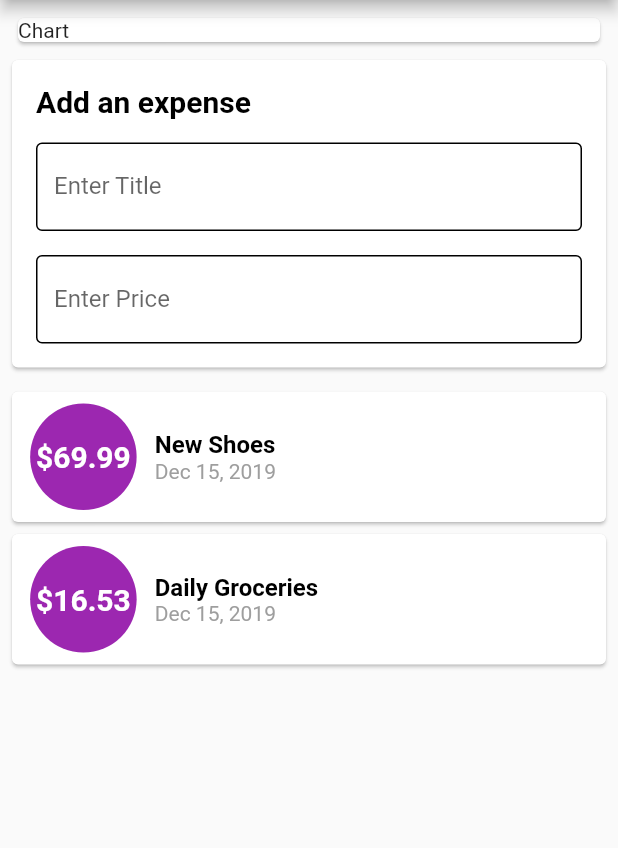
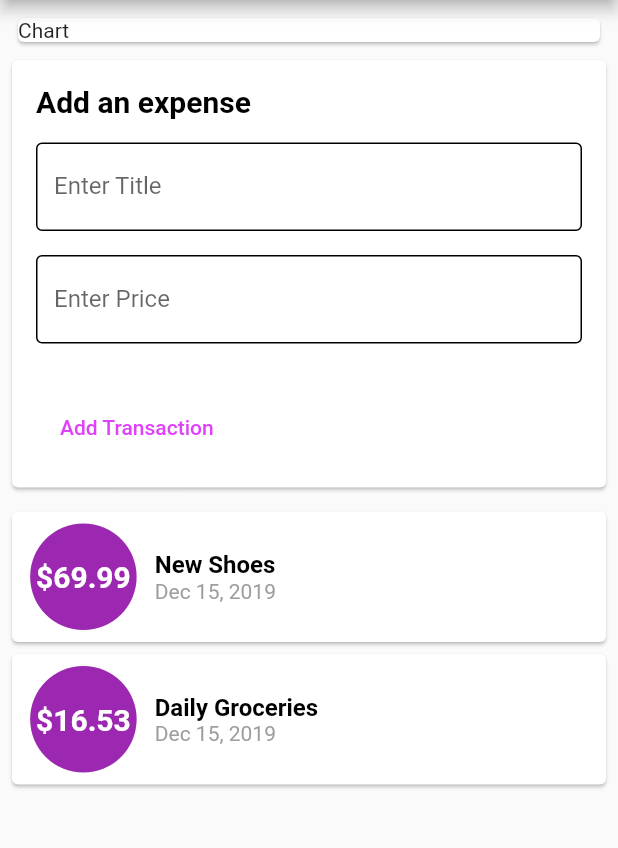
Before and after one commit to Zireael26/PersonalExpenses, a Flutter app: the screen it shows after launch, on a phone screen of 412 x 824 dp, the part 84-932 px from its top. Run offline on Flutter 3.47's test engine with Material 2 defaults, Android fonts, the phone set to English and light mode, and no system bars.

Commit message:
Added Functionnlity to add new transaction

```diff
--- a/lib/main.dart
+++ b/lib/main.dart
@@ -1,7 +1,7 @@
 import 'package:flutter/material.dart';
+import 'package:personal_expenses/widgets/transaction_list.dart';
+import 'package:personal_expenses/widgets/user_transactions.dart';
 
-import './models/transaction.dart';
-import './widgets/transaction_item.dart';
 import './pages/add_item.dart';
 
 void main() => runApp(MyApp());
@@ -19,28 +19,15 @@ class MyApp extends StatelessWidget {
   }
 }
 
-class MyHomePage extends StatefulWidget {
+class MyHomePage extends StatelessWidget {
   final String title;
 
   MyHomePage({Key key, this.title}) : super(key: key);
-
-  @override
-  _MyHomePageState createState() => _MyHomePageState();
-}
-
-class _MyHomePageState extends State<MyHomePage> {
-  final List<Transaction> transactions = [
-    Transaction(
-        id: 't1', title: 'New Shoes', amount: 69.99, date: DateTime.now()),
-    Transaction(
-        id: 't2', title: 'Daily Groceries', amount: 16.53, date: DateTime.now())
-  ];
-
   @override
   Widget build(BuildContext context) {
     return Scaffold(
       appBar: AppBar(
-        title: Text(widget.title),
+        title: Text(title),
       ),
       body: Container(
         width: MediaQuery.of(context).size.width,
@@ -56,12 +43,7 @@ class _MyHomePageState extends State<MyHomePage> {
                   child: Text("Chart"),
                 ),
               ),
-              AddItem(),
-              Column(
-                children: transactions.map((tx) {
-                  return TransationItem(tx);
-                }).toList(),
-              ),
+              UserTransactions(),
             ],
           ),
         ),
--- a/lib/pages/add_item.dart
+++ b/lib/pages/add_item.dart
@@ -3,6 +3,12 @@ import 'package:flutter/material.dart';
 import 'package:personal_expenses/widgets/custom_textfield.dart';
 
 class AddItem extends StatelessWidget {
+  final TextEditingController titleController;
+  final TextEditingController amountController;
+  final Function onAddItem;
+
+  AddItem({this.titleController, this.amountController, this.onAddItem});
+
   @override
   Widget build(BuildContext context) {
     return Card(
@@ -22,9 +28,25 @@ class AddItem extends StatelessWidget {
               ),
             ),
             Container(height: 16.0),
-            CustomTextField("Enter Title"),
+            CustomTextField(
+              label: "Enter Title",
+              inputType: TextInputType.text,
+              controller: titleController,
+            ),
             Container(height: 16.0),
-            CustomTextField("Enter Price"),
+            CustomTextField(
+              label: "Enter Price",
+              inputType: TextInputType.number,
+              controller: amountController,
+            ),
+            Padding(
+              padding: EdgeInsets.all(16.0),
+            ),
+            MaterialButton(
+              child: Text('Add Transaction'),
+              textColor: Colors.purpleAccent,
+              onPressed: onAddItem,
+            ),
           ],
         ),
       ),
--- a/lib/widgets/custom_textfield.dart
+++ b/lib/widgets/custom_textfield.dart
@@ -2,8 +2,10 @@ import 'package:flutter/material.dart';
 
 class CustomTextField extends StatelessWidget {
   final String label;
+  final TextInputType inputType;
+  final TextEditingController controller;
 
-  CustomTextField(this.label);
+  CustomTextField({this.label, this.inputType, this.controller});
 
   @override
   Widget build(BuildContext context) {
@@ -22,6 +24,8 @@ class CustomTextField extends StatelessWidget {
         ),
         labelText: label,
       ),
+      keyboardType: inputType,
+      controller: controller,
     );
   }
 }
--- /dev/null
+++ b/lib/widgets/transaction_list.dart
@@ -0,0 +1,19 @@
+import 'package:flutter/material.dart';
+
+import '../models/transaction.dart';
+import './transaction_item.dart';
+
+class TransactionList extends StatelessWidget {
+  final List<Transaction> _transactions;
+
+  TransactionList(this._transactions);
+
+  @override
+  Widget build(BuildContext context) {
+    return Column(
+      children: _transactions.map((tx) {
+        return TransationItem(tx);
+      }).toList(),
+    );
+  }
+}
--- /dev/null
+++ b/lib/widgets/user_transactions.dart
@@ -0,0 +1,53 @@
+import 'package:flutter/material.dart';
+
+import '../models/transaction.dart';
+import '../pages/add_item.dart';
+import './transaction_list.dart';
+
+class UserTransactions extends StatefulWidget {
+  @override
+  _UserTransactionsState createState() => _UserTransactionsState();
+}
+
+class _UserTransactionsState extends State<UserTransactions> {
+  TextEditingController titleController = TextEditingController();
+  TextEditingController amountController = TextEditingController();
+
+  final List<Transaction> _transactions = [
+    Transaction(
+        id: 't1', title: 'New Shoes', amount: 69.99, date: DateTime.now()),
+    Transaction(
+        id: 't2', title: 'Daily Groceries', amount: 16.53, date: DateTime.now())
+  ];
+
+  int idCounter = 3;
+
+  void addItem() {
+    print(titleController.text);
+    setState(() {
+      _transactions.add(
+        Transaction(
+          id: 't$idCounter',
+          amount: double.parse(amountController.text),
+          title: titleController.text,
+          date: DateTime.now(),
+        ),
+      );
+    });
+    idCounter += 1;
+  }
+
+  @override
+  Widget build(BuildContext context) {
+    return Column(
+      children: <Widget>[
+        AddItem(
+          titleController: titleController,
+          amountController: amountController,
+          onAddItem: addItem,
+        ),
+        TransactionList(_transactions),
+      ],
+    );
+  }
+}
```
